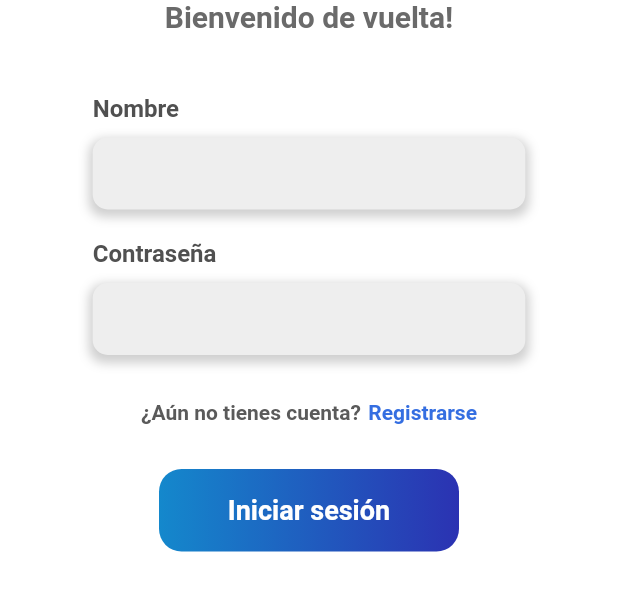
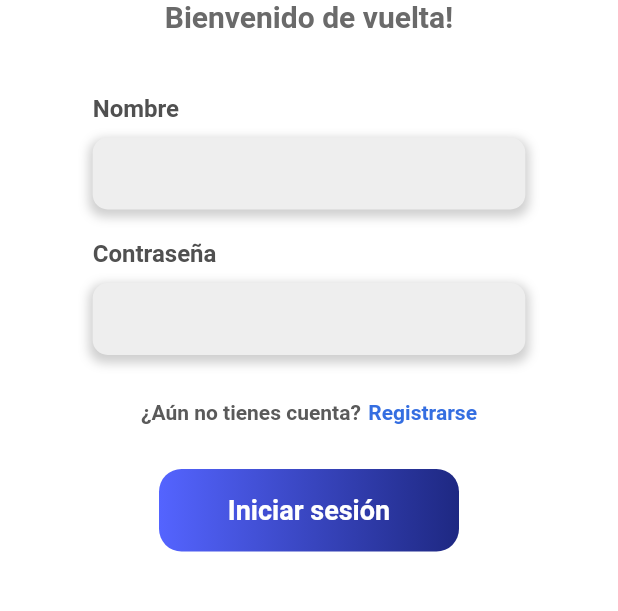
Before and after one commit to Ricarsur/ACADOCEN, a Flutter app: the screen it shows after launch, on a phone screen of 412 x 824 dp, the part 482-1093 px from its top. Run offline on Flutter 3.47's test engine with Material 2 defaults, Android fonts, the phone set to English and light mode, and no system bars; our stand-ins replace flutter_spinkit, flutter_svg, get, google_fonts; missing offline and left inert: weekly_date_picker.

```diff
--- a/lib/UI/auth/login.dart
+++ b/lib/UI/auth/login.dart
@@ -1,6 +1,5 @@
 import 'package:acadocen/UI/auth/register.dart';
 import 'package:acadocen/UI/pages/schedule.dart';
-import 'package:acadocen/UI/widgets/bottom_nav_bar.dart';
 import 'package:flutter/material.dart';
 import 'package:get/get.dart';
 
--- a/lib/UI/widgets/background.dart
+++ b/lib/UI/widgets/background.dart
@@ -1,3 +1,4 @@
+import 'package:acadocen/misc/colors.dart';
 import 'package:flutter/material.dart';
 import 'package:google_fonts/google_fonts.dart';
 
@@ -9,13 +10,13 @@ class BackgroundPage extends StatelessWidget {
   @override
   Widget build(BuildContext context) {
     return Container(
-      decoration: const BoxDecoration(
+      decoration: BoxDecoration(
         gradient: LinearGradient(
           begin: Alignment.centerLeft,
           end: Alignment.centerRight,
           colors: [
-            Color.fromRGBO(84, 100, 255, 1),
-            Color.fromRGBO(30, 40, 130, 1),
+            ColorsApp.gradiant1,
+            ColorsApp.gradiant2,
           ],
         ),
       ),
--- a/lib/UI/widgets/button.dart
+++ b/lib/UI/widgets/button.dart
@@ -1,4 +1,6 @@
 import 'package:flutter/material.dart';
+
+import '../../misc/colors.dart';
 
 class Button extends StatelessWidget {
   final String text;
@@ -17,10 +19,10 @@ class Button extends StatelessWidget {
         height: 55,
         decoration: BoxDecoration(
           borderRadius: BorderRadius.circular(15),
-          gradient: const LinearGradient(
+          gradient: LinearGradient(
               colors: [
-                Color(0xFF1488CC),
-                Color(0xFF2B32B2),
+                ColorsApp.gradiant1,
+                ColorsApp.gradiant2,
               ],
               begin: FractionalOffset(0.0, 0.0),
               end: FractionalOffset(1.0, 0.0),
--- a/lib/domain/utils/date_utils.dart
+++ b/lib/domain/utils/date_utils.dart
@@ -23,7 +23,7 @@ class DateUtils {
     'Lun',
     'Mar',
     'Mie',
-    'jue',
+    'Jue',
     'Vie',
     'Sab',
     'Dom',
--- /dev/null
+++ b/lib/misc/colors.dart
@@ -0,0 +1,6 @@
+import 'package:flutter/material.dart';
+
+class ColorsApp {
+  static final Color gradiant1 = Color.fromRGBO(84, 100, 255, 1);
+  static final Color gradiant2 = Color.fromRGBO(30, 40, 130, 1);
+}
--- a/pubspec.yaml
+++ b/pubspec.yaml
@@ -73,6 +73,9 @@ flutter:
   # To add assets to your application, add an assets section, like this:
   assets:
     - assets/images/
+    - assets/svg/
+    - assets/svg/iconHome.svg
+    - assets/svg/IconPersons.svg
     - assets/images/NameApp.png
 
   # An image asset can refer to one or more resolution-specific "variants", see
```
Also changed, not shown: lib/UI/pages/group_list.dart (added, +34 -0 lines), lib/UI/pages/schedule.dart (+7 -2 lines), lib/UI/widgets/bottom_nav_bar.dart (deleted, +0 -48 lines), lib/UI/widgets/nav_bar.dart (added, +77 -0 lines), assets/svg/IconPersons.svg (added), assets/svg/IconPersons2.svg (added), assets/svg/iconHome.svg (added), assets/svg/iconHome2.svg (added), pubspec.lock.
